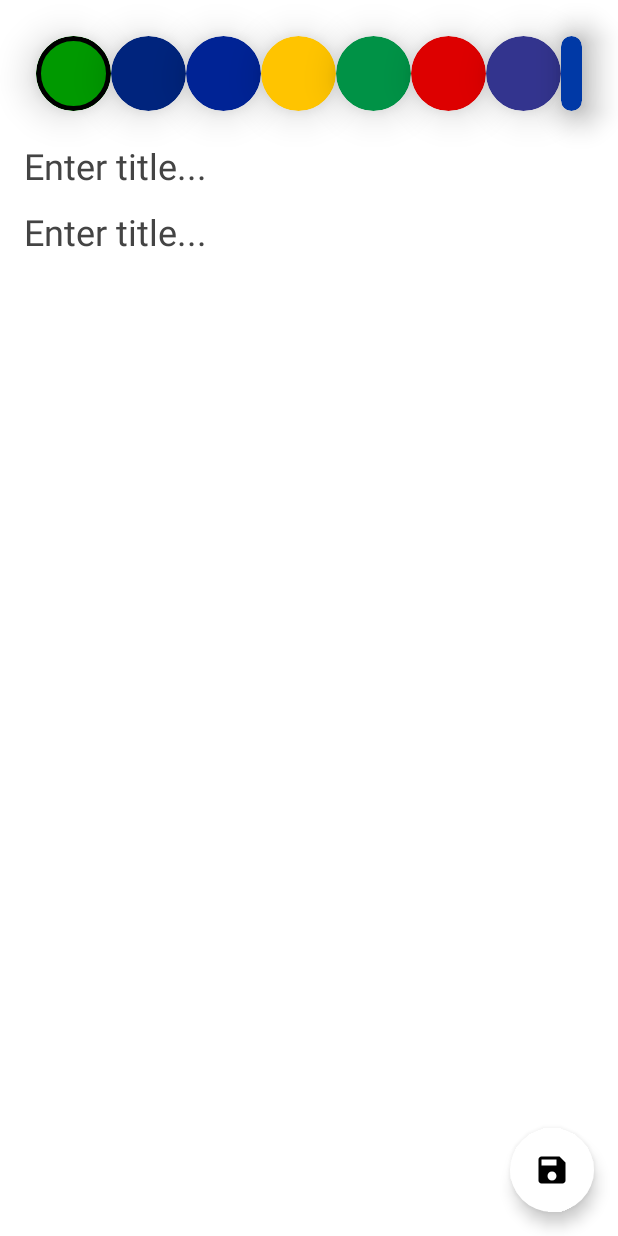
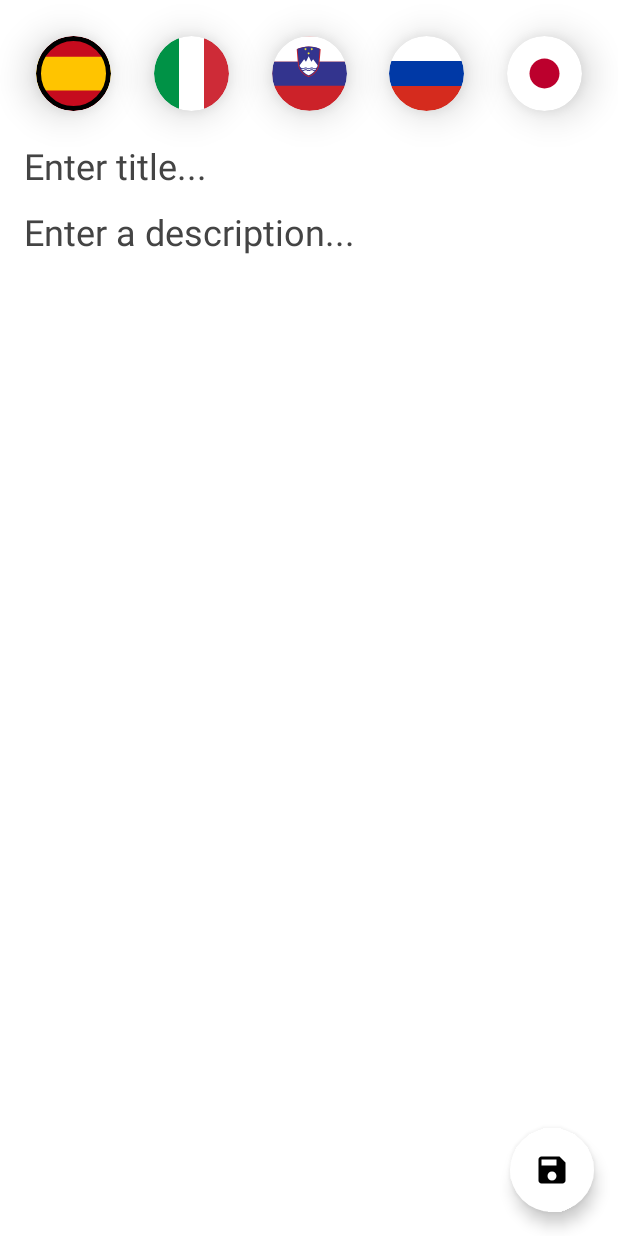
Before and after one commit to HalTobin/Mia-Vortoj, an Android app built with Jetpack Compose: the screen it shows after launch (MainActivity), after a tap on "Add dictionary", on a phone screen of 412 x 824 dp. Run offline under Robolectric (Android 15) with nearby library versions, the phone set to English and light mode, and no system bars; our stand-ins replace Dagger/Hilt's generated code, Room's generated code.

Commit message:
fix empty screen when loading an entry + UI progress

```diff
--- a/app/src/main/java/com/chapeaumoineau/miavortoj/feature/words/domain/model/Dictionary.kt
+++ b/app/src/main/java/com/chapeaumoineau/miavortoj/feature/words/domain/model/Dictionary.kt
@@ -13,23 +13,48 @@ data class Dictionary (
     @PrimaryKey val id: Int? = null
 ) {
     companion object {
-        val languages = listOf("Esperanto", "English", "Français", "Español", "Italiano", "Deutsch","Slovenščina", "Русский", "日本")
-        val flags = listOf(R.drawable.flag_eo,
-            R.drawable.flag_gb,
-            R.drawable.flag_fr,
+        val languages = listOf(
+            //"Esperanto",
+            //"English",
+            //"Français",
+            "Español",
+            "Italiano",
+            //"Deutsch",
+            "Slovenščina",
+            "Русский",
+            "日本")
+
+        val flags = listOf(
+            //R.drawable.flag_eo,
+            //R.drawable.flag_gb,
+            //R.drawable.flag_fr,
             R.drawable.flag_es,
             R.drawable.flag_it,
-            R.drawable.flag_de,
+            //R.drawable.flag_de,
+            R.drawable.flag_si,
             R.drawable.flag_ru,
             R.drawable.flag_jp)
-        val colors = listOf(Color(0xFF009900),
-            Color(0xFF00247D),
-            Color(0xFF002395),
-            Color(0xFFFFc400),
-            Color(0xFF009246),
-            Color(0xFFDD0000),
-            Color(0xFF33348E),
-            Color(0xFF0039A6),
+
+        val flags_simple = listOf(
+            //R.drawable.flag_simple_eo,
+            //R.drawable.flag_simple_gb,
+            //R.drawable.flag_simple_fr,
+            R.drawable.flag_simple_es,
+            R.drawable.flag_simple_it,
+            //R.drawable.flag_simple_de,
+            R.drawable.flag_simple_si,
+            R.drawable.flag_simple_ru,
+            R.drawable.flag_simple_jp)
+
+        val colors = listOf(
+            //Color(0xFF649964),
+            //Color(0xFF2F4681),
+            //Color(0xFF2C4594),
+            Color(0xFFFFE282),
+            Color(0xFF49946D),
+            //Color(0xFFDD6969),
+            Color(0xFF44458F),
+            Color(0xFF4669AD),
             Color(0xFFFFFFFF))
     }
 }
--- a/app/src/main/java/com/chapeaumoineau/miavortoj/feature/words/presentation/add_edit_dictionary/AddEditDictionaryScreen.kt
+++ b/app/src/main/java/com/chapeaumoineau/miavortoj/feature/words/presentation/add_edit_dictionary/AddEditDictionaryScreen.kt
@@ -2,6 +2,7 @@ package com.chapeaumoineau.miavortoj.feature.words.presentation.add_edit_diction
 
 import androidx.compose.animation.Animatable
 import androidx.compose.animation.core.tween
+import androidx.compose.foundation.Image
 import androidx.compose.foundation.background
 import androidx.compose.foundation.border
 import androidx.compose.foundation.clickable
@@ -18,6 +19,7 @@ import androidx.compose.ui.Modifier
 import androidx.compose.ui.draw.clip
 import androidx.compose.ui.draw.shadow
 import androidx.compose.ui.graphics.Color
+import androidx.compose.ui.res.painterResource
 import androidx.compose.ui.unit.dp
 import androidx.hilt.navigation.compose.hiltViewModel
 import androidx.navigation.NavController
@@ -31,10 +33,13 @@ fun AddEditDictionaryScreen(navController: NavController, dictionaryLanguage: In
     val titleState = viewModel.dictionaryTitle.value
     val descriptionState = viewModel.dictionaryDescription.value
 
+    println("CUSTOM_MESSAGE - From Screen : " + titleState.text)
+    println("CUSTOM_MESSAGE - From Screen : " + descriptionState.text)
+
     val scaffoldState = rememberScaffoldState()
 
     val dictionaryBackgroundAnimated = remember {
-        Animatable(if(dictionaryLanguage != -1) Dictionary.colors.get(dictionaryLanguage) else Color(0xFFFFFFFF))
+        Animatable(if(dictionaryLanguage != -1) Dictionary.colors[dictionaryLanguage] else Color(0xFFFFFFFF))
     }
     val scope = rememberCoroutineScope()
 
@@ -64,15 +69,17 @@ fun AddEditDictionaryScreen(navController: NavController, dictionaryLanguage: In
             Row(modifier = Modifier
                 .fillMaxWidth()
                 .padding(8.dp), horizontalArrangement = Arrangement.SpaceBetween) {
-                Dictionary.colors.forEach { color ->
-                    Box(modifier = Modifier
+                Dictionary.languages.forEach { language ->
+                    val languageIndex = Dictionary.languages.indexOf(language)
+                    Image(painter = painterResource(Dictionary.flags_simple[languageIndex]),
+                        contentDescription = "",
+                        modifier = Modifier
                             .size(50.dp)
                             .shadow(15.dp, CircleShape)
                             .clip(CircleShape)
-                        .background(color)
                             .border(
                                 width = 3.dp,
-                            color = if (Dictionary.colors[viewModel.dictionaryLanguage.value] == color) {
+                                color = if (viewModel.dictionaryLanguage.value == languageIndex) {
                                     Color.Black
                                 } else Color.Transparent,
                                 shape = CircleShape
@@ -80,11 +87,15 @@ fun AddEditDictionaryScreen(navController: NavController, dictionaryLanguage: In
                             .clickable {
                                 scope.launch {
                                     dictionaryBackgroundAnimated.animateTo(
-                                    targetValue = color,
+                                        targetValue = Dictionary.colors[languageIndex],
                                         animationSpec = tween(durationMillis = 500)
                                     )
                                 }
-                            viewModel.onEvent(AddEditDictionaryEvent.ChangeLanguage(viewModel.dictionaryLanguage.value))
+                                viewModel.onEvent(
+                                    AddEditDictionaryEvent.ChangeLanguage(
+                                        languageIndex
+                                    )
+                                )
                             }
                     )
                 }
@@ -104,7 +115,7 @@ fun AddEditDictionaryScreen(navController: NavController, dictionaryLanguage: In
 
             Spacer(modifier = Modifier.height(16.dp))
             TransparentHintTextField(text = descriptionState.text,
-                hint = titleState.hint,
+                hint = descriptionState.hint,
                 onValueChange = {
                     viewModel.onEvent(AddEditDictionaryEvent.EnteredDescription(it))
                 },
--- a/app/src/main/java/com/chapeaumoineau/miavortoj/feature/words/presentation/add_edit_dictionary/AddEditDictionaryViewModel.kt
+++ b/app/src/main/java/com/chapeaumoineau/miavortoj/feature/words/presentation/add_edit_dictionary/AddEditDictionaryViewModel.kt
@@ -24,7 +24,7 @@ class AddEditDictionaryViewModel @Inject constructor(private val dictionaryUseCa
     private val _dictionaryDescription = mutableStateOf(DictionaryTextFieldState(hint = "Enter a description..."))
     val dictionaryDescription: State<DictionaryTextFieldState> = _dictionaryDescription
 
-    private val _dictionaryLanguage = mutableStateOf<Int>(0)
+    private val _dictionaryLanguage = mutableStateOf(0)
     val dictionaryLanguage: State<Int> = _dictionaryLanguage
 
     private val _eventFlow = MutableSharedFlow<UiEvent>()
@@ -33,7 +33,7 @@ class AddEditDictionaryViewModel @Inject constructor(private val dictionaryUseCa
     private var currentDictionaryId: Int? = null
 
     init {
-        savedStateHandle.get<Int>("dicitonaryId")?.let {dictionaryId ->
+        savedStateHandle.get<Int>("dictionaryId")?.let {dictionaryId ->
             if(dictionaryId != -1) {
                 viewModelScope.launch {
                     dictionaryUseCases.getDictionary(dictionaryId)?.also { dictionary ->
@@ -62,7 +62,7 @@ class AddEditDictionaryViewModel @Inject constructor(private val dictionaryUseCa
                 _dictionaryDescription.value = dictionaryDescription.value.copy(text = event.value)
             }
             is AddEditDictionaryEvent.ChangeDescriptionFocus -> {
-                _dictionaryDescription.value = dictionaryDescription.value.copy(isHintVisible = !event.focusState.isFocused && dictionaryTitle.value.text.isBlank())
+                _dictionaryDescription.value = dictionaryDescription.value.copy(isHintVisible = !event.focusState.isFocused && dictionaryDescription.value.text.isBlank())
             }
 
             is AddEditDictionaryEvent.ChangeLanguage -> {
--- a/app/src/main/java/com/chapeaumoineau/miavortoj/feature/words/presentation/add_edit_dictionary/components/TransparentHintTextField.kt
+++ b/app/src/main/java/com/chapeaumoineau/miavortoj/feature/words/presentation/add_edit_dictionary/components/TransparentHintTextField.kt
@@ -10,6 +10,7 @@ import androidx.compose.ui.focus.FocusState
 import androidx.compose.ui.focus.onFocusChanged
 import androidx.compose.ui.graphics.Color
 import androidx.compose.ui.text.TextStyle
+import androidx.compose.ui.tooling.preview.Preview
 
 @Composable
 fun TransparentHintTextField(text: String,
--- /dev/null
+++ b/app/src/main/res/drawable-v24/flag_simple_de.xml
@@ -0,0 +1,15 @@
+<vector xmlns:android="http://schemas.android.com/apk/res/android"
+    android:width="200dp"
+    android:height="200dp"
+    android:viewportWidth="5"
+    android:viewportHeight="3">
+    <path
+        android:fillColor="#000"
+        android:pathData="M0,0h5v3h-5z" />
+    <path
+        android:fillColor="#D00"
+        android:pathData="M0,1h5v2h-5z" />
+    <path
+        android:fillColor="#FFCE00"
+        android:pathData="M0,2h5v1h-5z" />
+</vector>
--- /dev/null
+++ b/app/src/main/res/drawable-v24/flag_simple_es.xml
@@ -0,0 +1,13 @@
+<vector xmlns:android="http://schemas.android.com/apk/res/android"
+    android:width="200dp"
+    android:height="200dp"
+    android:viewportWidth="200"
+    android:viewportHeight="200">
+    <path
+        android:fillColor="#c60b1e"
+        android:pathData="M0,0h200v200H0z" />
+    <path
+        android:fillColor="#ffc400"
+        android:pathData="M0,55h200v90H0z" />
+
+</vector>
--- /dev/null
+++ b/app/src/main/res/drawable-v24/flag_simple_fr.xml
@@ -0,0 +1,15 @@
+<vector xmlns:android="http://schemas.android.com/apk/res/android"
+    android:width="200dp"
+    android:height="200dp"
+    android:viewportWidth="3"
+    android:viewportHeight="2">
+    <path
+        android:fillColor="#ED2939"
+        android:pathData="M0,0h3v2h-3z" />
+    <path
+        android:fillColor="#fff"
+        android:pathData="M0,0h2v2h-2z" />
+    <path
+        android:fillColor="#002395"
+        android:pathData="M0,0h1v2h-1z" />
+</vector>
--- /dev/null
+++ b/app/src/main/res/drawable-v24/flag_simple_gb.xml
@@ -0,0 +1,35 @@
+<vector xmlns:android="http://schemas.android.com/apk/res/android"
+    xmlns:tools="http://schemas.android.com/tools"
+    android:width="200dp"
+    android:height="200dp"
+    android:viewportWidth="60"
+    android:viewportHeight="30">
+    <path
+        android:fillColor="#00247d"
+        android:pathData="M0,0v30h60v-30z" />
+    <path
+        android:fillColor="#FF000000"
+        android:pathData="M0,0L60,30M60,0L0,30"
+        android:strokeWidth="6"
+        android:strokeColor="#fff" />
+    <path
+        android:fillColor="#FF000000"
+        android:pathData="M30,0v30M0,15h60"
+        android:strokeWidth="10"
+        android:strokeColor="#fff" />
+    <path
+        android:fillColor="#FF000000"
+        android:pathData="M30,0v30M0,15h60"
+        android:strokeWidth="6"
+        android:strokeColor="#cf142b" />
+    <group>
+        <clip-path
+            android:pathData="M30,15h30v15zv15h-30zh-30v-15zv-15h30z M 0,0"
+            tools:ignore="VectorRaster" />
+        <path
+            android:fillColor="#FF000000"
+            android:pathData="M0,0 L60,30 M60,0 L0,30"
+            android:strokeWidth="4"
+            android:strokeColor="#cf142b" />
+    </group>
+</vector>
--- /dev/null
+++ b/app/src/main/res/drawable-v24/flag_simple_it.xml
@@ -0,0 +1,15 @@
+<vector xmlns:android="http://schemas.android.com/apk/res/android"
+    android:width="200dp"
+    android:height="200dp"
+    android:viewportWidth="3"
+    android:viewportHeight="2">
+    <path
+        android:fillColor="#009246"
+        android:pathData="M0,0h1v2h-1z" />
+    <path
+        android:fillColor="#fff"
+        android:pathData="M1,0h1v2h-1z" />
+    <path
+        android:fillColor="#ce2b37"
+        android:pathData="M2,0h1v2h-1z" />
+</vector>
--- /dev/null
+++ b/app/src/main/res/drawable-v24/flag_simple_jp.xml
@@ -0,0 +1,12 @@
+<vector xmlns:android="http://schemas.android.com/apk/res/android"
+    android:width="200dp"
+    android:height="200dp"
+    android:viewportWidth="900"
+    android:viewportHeight="900">
+    <path
+        android:fillColor="#fff"
+        android:pathData="M0,0h900v900h-900z" />
+    <path
+        android:fillColor="#bc002d"
+        android:pathData="M450,450m-180,0a180,180 0,1 1,360 0a180,180 0,1 1,-360 0" />
+</vector>
--- /dev/null
+++ b/app/src/main/res/drawable-v24/flag_simple_ru.xml
@@ -0,0 +1,15 @@
+<vector xmlns:android="http://schemas.android.com/apk/res/android"
+    android:width="200dp"
+    android:height="200dp"
+    android:viewportWidth="9"
+    android:viewportHeight="6">
+    <path
+        android:fillColor="#fff"
+        android:pathData="M0,0h9v3h-9z" />
+    <path
+        android:fillColor="#d52b1e"
+        android:pathData="M0,3h9v3h-9z" />
+    <path
+        android:fillColor="#0039a6"
+        android:pathData="M0,2h9v2h-9z" />
+</vector>
--- /dev/null
+++ b/app/src/main/res/drawable-v24/flag_simple_si.xml
@@ -0,0 +1,40 @@
+<vector xmlns:android="http://schemas.android.com/apk/res/android"
+    android:width="200dp"
+    android:height="200dp"
+    android:viewportWidth="108"
+    android:viewportHeight="108.048">
+    <path
+        android:fillColor="#cc2229"
+        android:fillType="evenOdd"
+        android:pathData="M0.456,0.456h215.999v107.136H0.456V0.456z" />
+    <path
+        android:fillColor="#33348e"
+        android:fillType="evenOdd"
+        android:pathData="M0.456,36.6h215.999v35.064H0.456V36.6z" />
+    <path
+        android:fillColor="#fff"
+        android:fillType="evenOdd"
+        android:pathData="M0.456,0.456h215.999V36.6H0.456V0.456z" />
+    <path
+        android:fillColor="#00000000"
+        android:pathData="M0.456,0.456h215.999v107.136H0.456V0.456z" />
+    <path
+        android:fillColor="#00000000"
+        android:pathData="M42,47.256c0.576,0.36 1.368,0.648 2.16,0.648 0.72,0 1.512,-0.216 2.16,-0.576m4.32,0c0.648,0.36 1.368,0.576 2.16,0.576 0.72,0 1.512,-0.216 2.16,-0.576m4.248,0c0.648,0.36 1.44,0.576 2.232,0.576 0.72,0 1.512,-0.288 2.16,-0.648" />
+    <path
+        android:fillColor="#cc2229"
+        android:fillType="evenOdd"
+        android:pathData="M52.8,59.064C44.304,56.4 37.968,48.696 37.248,39.696l-1.656,-20.664c5.256,-2.448 11.304,-3.888 17.208,-3.888 5.832,0 12.023,1.44 17.28,3.888l-1.728,20.664c-0.72,9 -6.912,16.704 -15.552,19.368z" />
+    <path
+        android:fillColor="#33348e"
+        android:fillType="evenOdd"
+        android:pathData="M52.872,57.695c-7.992,-2.447 -13.824,-9.863 -14.4,-18.143l-1.656,-21.024c4.968,-2.016 10.44,-3.384 15.984,-3.384 5.472,0 10.944,1.296 15.912,3.312l-1.656,21.096c-0.576,8.208 -6.336,15.481 -14.184,18.143z" />
+    <path
+        android:fillColor="#fff22d"
+        android:fillType="evenOdd"
+        android:pathData="M51.792,25.008L51.072,24l1.224,0.216 0.504,-1.152 0.504,1.152L54.456,24l-0.72,1.008 0.72,1.008 -1.152,-0.144 -0.504,1.08 -0.504,-1.08 -1.224,0.144 0.72,-1.008zM47.76,18.168l0.504,-1.152 0.504,1.152 1.152,-0.144 -0.72,0.936 0.72,1.008 -1.152,-0.144 -0.504,1.152 -0.504,-1.152 -1.224,0.144 0.72,-1.008 -0.72,-0.936 1.224,0.144zM56.832,18.168l0.504,-1.152 0.504,1.152 1.152,-0.144 -0.72,0.936 0.72,1.008 -1.152,-0.144 -0.504,1.152 -0.504,-1.152 -1.224,0.144 0.72,-1.008 -0.72,-0.936 1.224,0.144z" />
+    <path
+        android:fillColor="#fff"
+        android:fillType="evenOdd"
+        android:pathData="M39.84,42.288l6.479,-8.64 2.592,3.456 3.888,-7.776 3.888,7.776 2.52,-3.456 6.48,8.64a4.333,4.333 0,0 1,-4.32 4.32c-0.72,0 -1.512,-0.216 -2.16,-0.576s-1.368,-0.576 -2.088,-0.576 -1.512,0.216 -2.16,0.576 -1.44,0.576 -2.16,0.576c-0.792,0 -1.512,-0.216 -2.16,-0.576s-1.44,-0.576 -2.16,-0.576c-0.72,0 -1.512,0.216 -2.16,0.576 -0.648,0.36 -1.44,0.576 -2.16,0.576 -2.375,0 -4.319,-2.016 -4.319,-4.32zM43.08,48.984c-0.288,-0.504 -0.864,-1.224 -1.08,-1.728 0.648,0.36 1.44,0.648 2.16,0.648 0.72,0 1.512,-0.216 2.16,-0.576a4.615,4.615 0,0 1,2.16 -0.576c0.72,0 1.512,0.216 2.16,0.576s1.368,0.576 2.16,0.576c0.72,0 1.512,-0.216 2.16,-0.576s1.44,-0.576 2.16,-0.576 1.44,0.216 2.088,0.576 1.44,0.576 2.16,0.576c0.792,0 1.584,-0.288 2.232,-0.648 -0.216,0.504 -0.72,1.224 -1.08,1.728 -0.36,0.145 -0.72,0.216 -1.152,0.216 -0.72,0 -1.512,-0.216 -2.16,-0.576s-1.368,-0.576 -2.088,-0.576 -1.512,0.216 -2.16,0.576 -1.44,0.576 -2.16,0.576c-0.792,0 -1.512,-0.216 -2.16,-0.576s-1.44,-0.576 -2.16,-0.576c-0.72,0 -1.512,0.216 -2.16,0.576 -0.648,0.36 -1.44,0.576 -2.16,0.576 -0.36,0 -0.792,-0.072 -1.08,-0.216zM44.16,50.496c2.232,2.664 5.4,4.824 8.64,5.904 3.168,-1.08 6.479,-3.24 8.712,-5.904h-0.144c-0.72,0 -1.512,-0.216 -2.16,-0.576 -0.648,-0.36 -1.368,-0.576 -2.088,-0.576s-1.512,0.216 -2.16,0.576c-0.648,0.36 -1.44,0.576 -2.16,0.576a4.398,4.398 0,0 1,-2.16 -0.576,4.615 4.615,0 0,0 -2.16,-0.576c-0.72,0 -1.512,0.216 -2.16,0.576 -0.648,0.36 -1.44,0.576 -2.16,0.576z" />
+</vector>
--- /dev/null
+++ b/app/src/main/res/drawable/flag_simple_eo.xml
@@ -0,0 +1,18 @@
+<vector xmlns:android="http://schemas.android.com/apk/res/android"
+    android:width="200dp"
+    android:height="200dp"
+    android:viewportWidth="200"
+    android:viewportHeight="200">
+  <path
+      android:pathData="M0,0h318.898v212.598h-318.898z"
+      android:fillColor="#009900"
+      android:fillType="evenOdd"/>
+  <path
+      android:pathData="M0,0h106.299v106.299h-106.299z"
+      android:fillColor="#ffffff"
+      android:fillType="evenOdd"/>
+  <path
+      android:pathData="M77.303,89.998l-25.342,-18.189l-24.031,17.818l9.468,-29.722l-24.372,-17.348l31.193,-0.18l8.968,-28.54l9.811,29.611l29.914,-0.29l-25.13,18.481l9.52,28.361z"
+      android:fillColor="#009900"
+      android:fillType="evenOdd"/>
+</vector>
```
Lines whose indentation alone changed are shown as unchanged.
